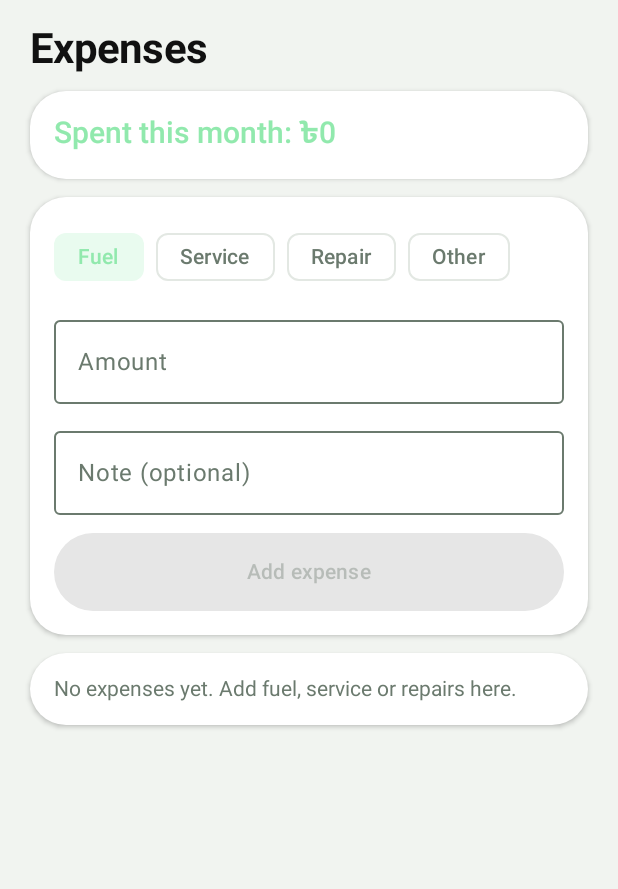
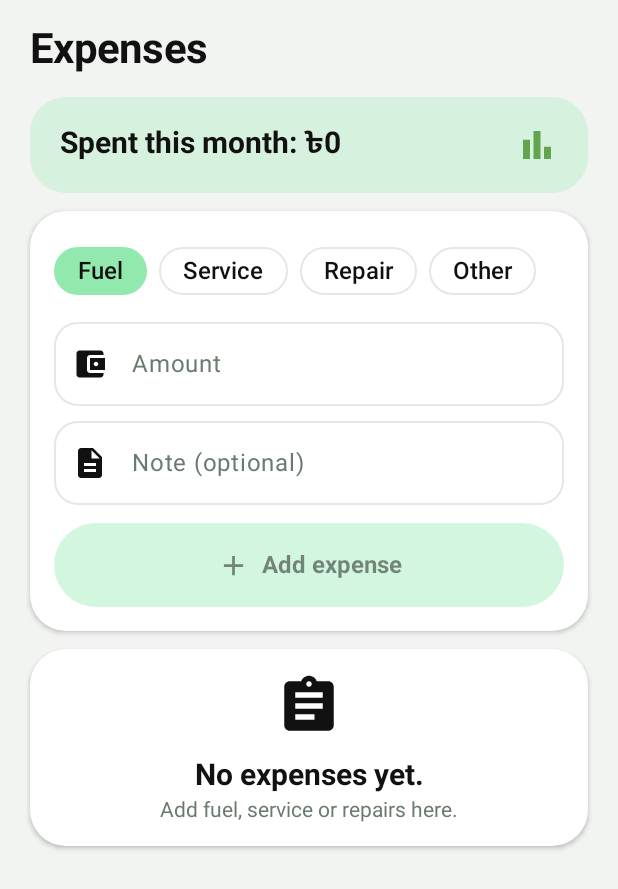
Before and after one commit to Joni-Ahmed-Dev/bike-guard, an Android app built with Jetpack Compose: the composable ExpensesScreen shown on its own in the app's theme, on a phone screen of 412 x 824 dp. Shown: the top 889 px of the screen. Run offline under Robolectric (Android 15) with nearby library versions, the phone set to English and light mode, and no system bars.

Commit message:
v1.2.26: Expenses redesign to match screenshot

```diff
--- a/app/build.gradle.kts
+++ b/app/build.gradle.kts
@@ -25,8 +25,8 @@ android {
         applicationId = "com.bikeguard.app"
         minSdk = 26
         targetSdk = 35
-        versionCode = 37
-        versionName = "1.2.25"
+        versionCode = 38
+        versionName = "1.2.26"
         buildConfigField("String", "SUPABASE_URL", "\"${cfg("SUPABASE_URL")}\"")
         buildConfigField("String", "SHARE_BASE_URL", "\"${cfg("SHARE_BASE_URL")}\"")
         buildConfigField("String", "SUPABASE_ANON_KEY", "\"${cfg("SUPABASE_ANON_KEY")}\"")
--- a/app/src/main/java/com/bikeguard/app/ui/expenses/ExpensesScreen.kt
+++ b/app/src/main/java/com/bikeguard/app/ui/expenses/ExpensesScreen.kt
@@ -1,16 +1,24 @@
 package com.bikeguard.app.ui.expenses
 
+import androidx.compose.foundation.BorderStroke
 import androidx.compose.foundation.layout.*
 import androidx.compose.foundation.lazy.LazyColumn
 import androidx.compose.foundation.lazy.items
+import androidx.compose.foundation.shape.RoundedCornerShape
 import androidx.compose.foundation.text.KeyboardOptions
 import androidx.compose.material.icons.Icons
+import androidx.compose.material.icons.filled.AccountBalanceWallet
+import androidx.compose.material.icons.filled.Add
+import androidx.compose.material.icons.filled.Assignment
+import androidx.compose.material.icons.filled.BarChart
 import androidx.compose.material.icons.filled.Delete
+import androidx.compose.material.icons.filled.Description
 import androidx.compose.material3.*
 import androidx.compose.runtime.*
 import androidx.compose.ui.Alignment
 import androidx.compose.ui.Modifier
 import androidx.compose.ui.res.stringResource
+import androidx.compose.ui.text.font.FontWeight
 import androidx.compose.ui.text.input.KeyboardType
 import androidx.compose.ui.unit.dp
 import androidx.lifecycle.compose.collectAsStateWithLifecycle
@@ -32,20 +40,46 @@ fun ExpensesScreen(modifier: Modifier = Modifier, vm: ExpensesViewModel = viewMo
     Column(modifier.fillMaxSize().statusBarsPadding().padding(horizontal = 20.dp)) {
         Text(
             stringResource(R.string.tab_expenses), style = MaterialTheme.typography.headlineMedium,
-            modifier = Modifier.padding(top = 16.dp, bottom = 12.dp),
+            modifier = Modifier.padding(top = 16.dp, bottom = 16.dp),
         )
-        Panel(Modifier.fillMaxWidth()) {
-            Text(stringResource(R.string.exp_total_month, "৳" + total.toInt()), style = MaterialTheme.typography.titleLarge, color = Palette.Ember)
+
+        // ---- this month's total: pale mint banner, dark bold text, chart icon ----
+        // Light: mint at 28% alpha over white. Dark: the same amber at 16% alpha.
+        Surface(
+            modifier = Modifier.fillMaxWidth(),
+            shape = RoundedCornerShape(24.dp),
+            color = Palette.Ember.copy(alpha = if (Palette.isLight) 0.28f else 0.16f),
+        ) {
+            Row(
+                Modifier.padding(horizontal = 20.dp, vertical = 18.dp),
+                verticalAlignment = Alignment.CenterVertically,
+            ) {
+                Text(
+                    stringResource(R.string.exp_total_month, "৳" + total.toInt()),
+                    style = MaterialTheme.typography.titleLarge, fontWeight = FontWeight.Bold,
+                    color = Palette.Text, modifier = Modifier.weight(1f),
+                )
+                Icon(Icons.Default.BarChart, null, tint = Palette.Leaf, modifier = Modifier.size(28.dp))
+            }
         }
         Spacer(Modifier.height(12.dp))
+
+        // ---- add-expense form, one white card ----
         Panel(Modifier.fillMaxWidth()) {
             Row(horizontalArrangement = Arrangement.spacedBy(8.dp)) {
                 listOf("fuel" to R.string.exp_fuel, "service" to R.string.exp_service, "repair" to R.string.exp_repair, "other" to R.string.exp_other)
                     .forEach { (value, label) ->
+                        // Light: solid mint chip with dark text. Dark: 16% amber tint, amber text.
+                        val selected = category == value
                         FilterChip(
-                            selected = category == value, onClick = { category = value }, label = { Text(stringResource(label)) },
+                            selected = selected, onClick = { category = value },
+                            label = { Text(stringResource(label), style = MaterialTheme.typography.titleMedium) },
+                            shape = RoundedCornerShape(24.dp),
+                            border = if (selected) null else BorderStroke(1.dp, Palette.Stroke),
                             colors = FilterChipDefaults.filterChipColors(
-                                selectedContainerColor = Palette.Ember.copy(alpha = 0.2f), selectedLabelColor = Palette.Ember,
+                                selectedContainerColor = if (Palette.isLight) Palette.Ember else Palette.Ember.copy(alpha = 0.16f),
+                                selectedLabelColor = if (Palette.isLight) Palette.Text else Palette.Ember,
+                                containerColor = Palette.Card, labelColor = Palette.Text,
                             ),
                         )
                     }
@@ -53,14 +87,30 @@ fun ExpensesScreen(modifier: Modifier = Modifier, vm: ExpensesViewModel = viewMo
             Spacer(Modifier.height(10.dp))
             OutlinedTextField(
                 value = amount, onValueChange = { amount = it.filter { c -> c.isDigit() || c == '.' } },
-                singleLine = true, label = { Text(stringResource(R.string.exp_amount)) },
+                singleLine = true,
+                placeholder = { Text(stringResource(R.string.exp_amount)) },
+                leadingIcon = { Icon(Icons.Default.AccountBalanceWallet, null, tint = Palette.Text) },
                 keyboardOptions = KeyboardOptions(keyboardType = KeyboardType.Decimal),
+                shape = RoundedCornerShape(16.dp),
+                colors = OutlinedTextFieldDefaults.colors(
+                    focusedContainerColor = Palette.Card, unfocusedContainerColor = Palette.Card,
+                    focusedBorderColor = Palette.Leaf, unfocusedBorderColor = Palette.Stroke,
+                    cursorColor = Palette.Text,
+                ),
                 modifier = Modifier.fillMaxWidth(),
             )
             Spacer(Modifier.height(10.dp))
             OutlinedTextField(
                 value = note, onValueChange = { note = it }, singleLine = true,
-                label = { Text(stringResource(R.string.exp_note)) }, modifier = Modifier.fillMaxWidth(),
+                placeholder = { Text(stringResource(R.string.exp_note)) },
+                leadingIcon = { Icon(Icons.Default.Description, null, tint = Palette.Text) },
+                shape = RoundedCornerShape(16.dp),
+                colors = OutlinedTextFieldDefaults.colors(
+                    focusedContainerColor = Palette.Card, unfocusedContainerColor = Palette.Card,
+                    focusedBorderColor = Palette.Leaf, unfocusedBorderColor = Palette.Stroke,
+                    cursorColor = Palette.Text,
+                ),
+                modifier = Modifier.fillMaxWidth(),
             )
             Spacer(Modifier.height(12.dp))
             Button(
@@ -69,13 +119,41 @@ fun ExpensesScreen(modifier: Modifier = Modifier, vm: ExpensesViewModel = viewMo
                     if (a > 0) { vm.add(category, a, note); amount = ""; note = "" }
                 },
                 enabled = (amount.toDoubleOrNull() ?: 0.0) > 0,
-                modifier = Modifier.fillMaxWidth().height(52.dp),
-            ) { Text(stringResource(R.string.exp_add)) }
+                modifier = Modifier.fillMaxWidth().height(56.dp),
+                shape = RoundedCornerShape(28.dp),
+                colors = ButtonDefaults.buttonColors(
+                    containerColor = Palette.Ember,
+                    // Mint with dark text in light; amber needs the dark ink text in dark.
+                    contentColor = if (Palette.isLight) Palette.Text else Palette.Ink,
+                    disabledContainerColor = Palette.Ember.copy(alpha = 0.4f),
+                    disabledContentColor = (if (Palette.isLight) Palette.Text else Palette.Ink).copy(alpha = 0.5f),
+                ),
+            ) {
+                Icon(Icons.Default.Add, null, modifier = Modifier.size(22.dp))
+                Spacer(Modifier.width(8.dp))
+                Text(
+                    stringResource(R.string.exp_add),
+                    style = MaterialTheme.typography.titleMedium, fontWeight = FontWeight.Bold,
+                )
+            }
         }
         Spacer(Modifier.height(12.dp))
+
         if (list.isEmpty()) {
+            // Empty state: clipboard icon, bold first sentence, muted rest.
+            // exp_empty is one string in both locales, so it is split at its
+            // first sentence end ("." in English, "।" in Bengali) — no new string.
             Panel(Modifier.fillMaxWidth()) {
-                Text(stringResource(R.string.exp_empty), color = Palette.Muted, style = MaterialTheme.typography.bodyMedium)
+                Column(Modifier.fillMaxWidth(), horizontalAlignment = Alignment.CenterHorizontally) {
+                    Icon(Icons.Default.Assignment, null, tint = Palette.Text, modifier = Modifier.size(44.dp))
+                    Spacer(Modifier.height(12.dp))
+                    val (title, body) = splitEmpty(stringResource(R.string.exp_empty))
+                    Text(title, style = MaterialTheme.typography.titleLarge, fontWeight = FontWeight.Bold)
+                    if (body.isNotBlank()) {
+                        Spacer(Modifier.height(4.dp))
+                        Text(body, color = Palette.Muted, style = MaterialTheme.typography.bodyMedium)
+                    }
+                }
             }
         } else {
             LazyColumn(verticalArrangement = Arrangement.spacedBy(10.dp), contentPadding = PaddingValues(bottom = 24.dp)) {
@@ -97,7 +175,8 @@ fun ExpensesScreen(modifier: Modifier = Modifier, vm: ExpensesViewModel = viewMo
                                 if (e.note.isNotBlank()) Text(e.note, color = Palette.Muted, style = MaterialTheme.typography.bodyMedium)
                                 Text(fmtDate(e.spentOn), color = Palette.Muted, style = MaterialTheme.typography.labelMedium)
                             }
-                            Text("৳" + e.amount.toInt(), style = MaterialTheme.typography.titleLarge, color = Palette.Ember)
+                            // Dark amount text: mint on white is unreadable (v1.2.23 pattern).
+                            Text("৳" + e.amount.toInt(), style = MaterialTheme.typography.titleLarge, color = Palette.Text)
                             IconButton(onClick = { vm.delete(e.id) }) {
                                 Icon(Icons.Default.Delete, stringResource(R.string.exp_delete), tint = Palette.Danger)
                             }
@@ -108,3 +187,10 @@ fun ExpensesScreen(modifier: Modifier = Modifier, vm: ExpensesViewModel = viewMo
         }
     }
 }
+
+/** Splits "First sentence. Rest." into ("First sentence.", "Rest."). No terminator: whole text, empty rest. */
+private fun splitEmpty(text: String): Pair<String, String> {
+    val idx = text.indexOfFirst { it == '.' || it == '।' }
+    if (idx < 0 || idx + 1 >= text.length) return text to ""
+    return text.substring(0, idx + 1) to text.substring(idx + 1).trim()
+}
```
